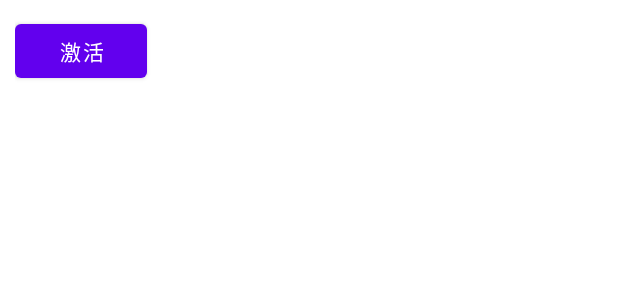
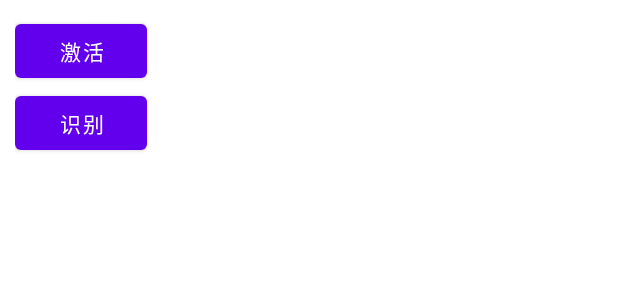
Before and after one commit to soapgu/QuickFace, an Android app: the layout activity_main.xml on its own in the app's theme, with its tools: preview values and no code run, on a phone screen of 412 x 824 dp. Shown: the top 300 px of the screen. Run offline under Robolectric (Android 15) with nearby library versions, the phone set to English and light mode, and no system bars.

Commit message:
增加识别跳转

```diff
--- a/app/build.gradle
+++ b/app/build.gradle
@@ -44,6 +44,7 @@ dependencies {
     implementation 'androidx.appcompat:appcompat:1.2.0'
     implementation 'com.google.android.material:material:1.3.0'
     implementation 'androidx.constraintlayout:constraintlayout:2.0.4'
+    implementation 'androidx.lifecycle:lifecycle-extensions:2.2.0'
     testImplementation 'junit:junit:4.13.2'
     androidTestImplementation 'androidx.test.ext:junit:1.1.2'
     androidTestImplementation 'androidx.test.espresso:espresso-core:3.3.0'
--- a/app/src/main/AndroidManifest.xml
+++ b/app/src/main/AndroidManifest.xml
@@ -9,12 +9,13 @@
     <uses-permission android:name="android.permission.READ_EXTERNAL_STORAGE" />
 
     <application
-        android:allowBackup="true"
+        android:allowBackup="false"
         android:icon="@mipmap/ic_launcher"
         android:label="@string/app_name"
         android:roundIcon="@mipmap/ic_launcher_round"
         android:supportsRtl="true"
         android:theme="@style/Theme.QuickFace">
+        <activity android:name=".activitys.RecognizeActivity" />
         <activity android:name=".MainActivity">
             <intent-filter>
                 <action android:name="android.intent.action.MAIN" />
--- a/app/src/main/res/layout/activity_main.xml
+++ b/app/src/main/res/layout/activity_main.xml
@@ -41,6 +41,13 @@
                 android:text="@string/Activate"
                 app:layout_constraintEnd_toEndOf="parent"
                 app:layout_constraintStart_toStartOf="parent" />
+
+            <Button
+                android:id="@+id/button2"
+                android:onClick="@{()->dataContext.GoToRecognizeActivity()}"
+                android:layout_width="wrap_content"
+                android:layout_height="wrap_content"
+                android:text="@string/Recognize" />
         </LinearLayout>
 
     </androidx.constraintlayout.widget.ConstraintLayout>
--- a/app/src/main/res/values/strings.xml
+++ b/app/src/main/res/values/strings.xml
@@ -8,4 +8,6 @@
     values-round/strings.xml for round devices.
     -->
     <string name="hello_world">Hello Square World!</string>
+    <string name="Recognize">识别</string>
+    <string name="recognize">人脸识别</string>
 </resources>
```
Also changed, not shown: app/src/main/java/com/soapdemo/quickface/MainActivity.java (+7 -0 lines), app/src/main/java/com/soapdemo/quickface/activitys/RecognizeActivity.java (added, +16 -0 lines), app/src/main/java/com/soapdemo/quickface/viewmodels/MainViewModel.java (+18 -2 lines), app/src/main/res/layout/activity_recognize.xml (added, +18 -0 lines).
